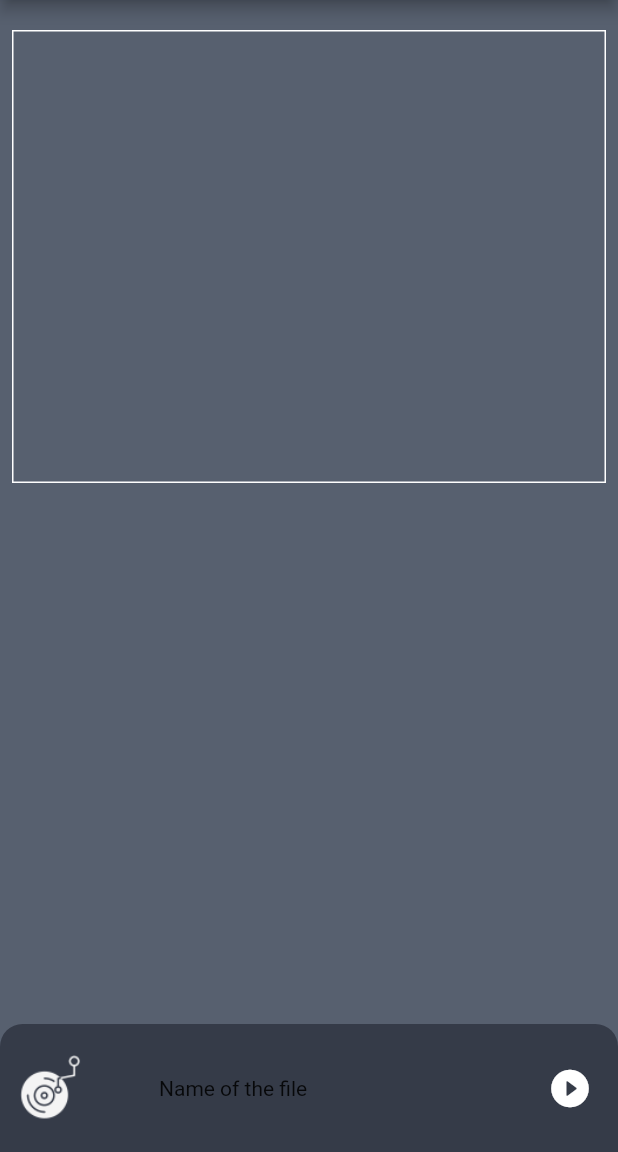
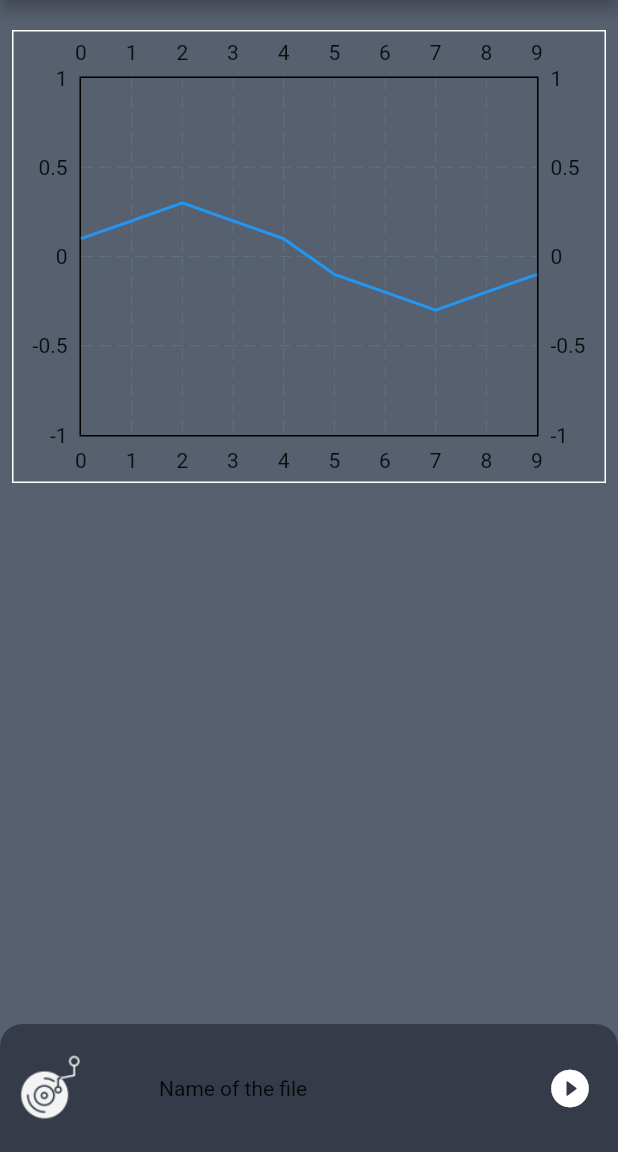
Before and after one commit to tonybotros1/psola-flutter-section, a Flutter app: the screen it shows after launch, after a tap on the "play circle filled" icon, on a phone screen of 412 x 824 dp, the part 84-1236 px from its top. Run offline on Flutter 3.47's test engine with Material 2 defaults, Android fonts, the phone set to English and light mode, and no system bars; drawn by our look-alikes of fl_chart; our stand-ins replace get.

Commit message:
plot test done

```diff
--- /dev/null
+++ b/lib/controller/play_sound_screen_and_plot.dart
@@ -0,0 +1,21 @@
+import 'package:get/get.dart';
+
+import '../model/plot_model.dart';
+
+class PlayAndPlot extends GetxController {
+  RxList<double> waveformData = RxList<double>.of(
+      [0.1, 0.2, 0.3, 0.2, 0.1, -0.1, -0.2, -0.3, -0.2, -0.1]);
+  RxList<ChartData> chartData = RxList([]);
+
+  @override
+  void onInit() {
+    generateChartData();
+    super.onInit();
+  }
+
+  void generateChartData() {
+    for (int i = 0; i < waveformData.length; i++) {
+      chartData.add(ChartData(i.toDouble(), waveformData[i]));
+    }
+  }
+}
--- a/lib/main.dart
+++ b/lib/main.dart
@@ -13,7 +13,7 @@ class MyApp extends StatelessWidget {
 
   @override
   Widget build(BuildContext context) {
-    return const GetMaterialApp(
+    return  GetMaterialApp(
       debugShowCheckedModeBanner: false,
       home: PlaySoundScreen(),
     );
--- /dev/null
+++ b/lib/model/plot_model.dart
@@ -0,0 +1,5 @@
+class ChartData {
+  ChartData(this.x, this.y);
+  final double x;
+  final double y;
+}
--- a/lib/screen/play_sound_screen_and_plot.dart
+++ b/lib/screen/play_sound_screen_and_plot.dart
@@ -1,12 +1,18 @@
+import 'package:fl_chart/fl_chart.dart';
 import 'package:flutter/material.dart';
 import 'package:flutter/src/widgets/framework.dart';
 import 'package:flutter/src/widgets/placeholder.dart';
 import 'package:get/get.dart';
+// import 'package:syncfusion_flutter_charts/charts.dart';
 
+import '../controller/play_sound_screen_and_plot.dart';
+import '../model/plot_model.dart';
 import 'player_screen.dart';
 
-class PlaySoundScreen extends StatelessWidget {
-  const PlaySoundScreen({super.key});
+class PlaySoundScreen extends GetView<PlayAndPlot> {
+  PlaySoundScreen({super.key});
+
+  final PlayAndPlot playAndPlot = Get.put(PlayAndPlot());
 
   @override
   Widget build(BuildContext context) {
@@ -15,7 +21,8 @@ class PlaySoundScreen extends StatelessWidget {
           title: const Text('Psola'),
           backgroundColor: const Color(0xff353b48),
         ),
-      body: Container(
+        body: GetBuilder<PlayAndPlot>(
+          builder: (controller) => Container(
             color: const Color(0xff57606f),
             child: Column(
               children: [
@@ -33,6 +40,33 @@ class PlaySoundScreen extends StatelessWidget {
                               child: SizedBox(
                                 height: 300,
                                 width: Get.width,
+                                child: LineChart(
+                                  LineChartData(
+                                    minX: 0,
+                                    maxX: controller.waveformData.length
+                                            .toDouble() -
+                                        1,
+                                    minY: -1,
+                                    maxY: 1,
+
+                                    lineBarsData: [
+                                      LineChartBarData(
+                                        spots: controller.waveformData
+                                            .asMap()
+                                            .entries
+                                            .map((entry) {
+                                          return FlSpot(entry.key.toDouble(),
+                                              entry.value);
+                                        }).toList(),
+                                        isCurved: false,
+                                        color: Colors.blue,
+                                        barWidth: 2,
+                                        dotData: FlDotData(show: false),
+                                        belowBarData: BarAreaData(show: false),
+                                      ),
+                                    ],
+                                  ),
+                                ),
                               ),
                             ),
                           )
@@ -60,7 +94,8 @@ class PlaySoundScreen extends StatelessWidget {
                               child: SizedBox(
                                   width: 50,
                                   height: 50,
-                              child: Image.asset('assets/images/player.png')),
+                                  child:
+                                      Image.asset('assets/images/player.png')),
                             ),
                             const SizedBox(
                               width: 40,
@@ -83,6 +118,6 @@ class PlaySoundScreen extends StatelessWidget {
               ],
             ),
           ),
-    );
+        ));
   }
 }
--- a/pubspec.yaml
+++ b/pubspec.yaml
@@ -36,7 +36,8 @@ dependencies:
   # Use with the CupertinoIcons class for iOS style icons.
   cupertino_icons: ^1.0.2
   get: ^4.6.5
-  syncfusion_flutter_charts: ^22.1.36
+  fl_chart: ^0.62.0
+  # syncfusion_flutter_charts: ^22.1.36
 
 dev_dependencies:
   flutter_test:
```
Also changed, not shown: pubspec.lock. Lines whose indentation alone changed are shown as unchanged.
